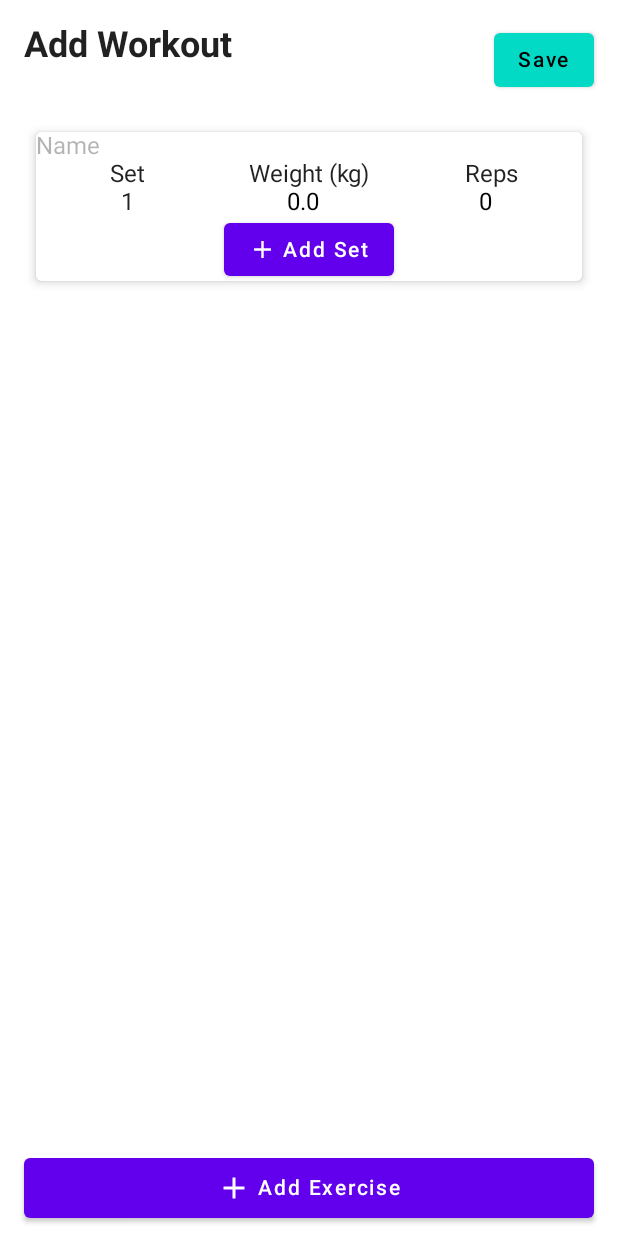
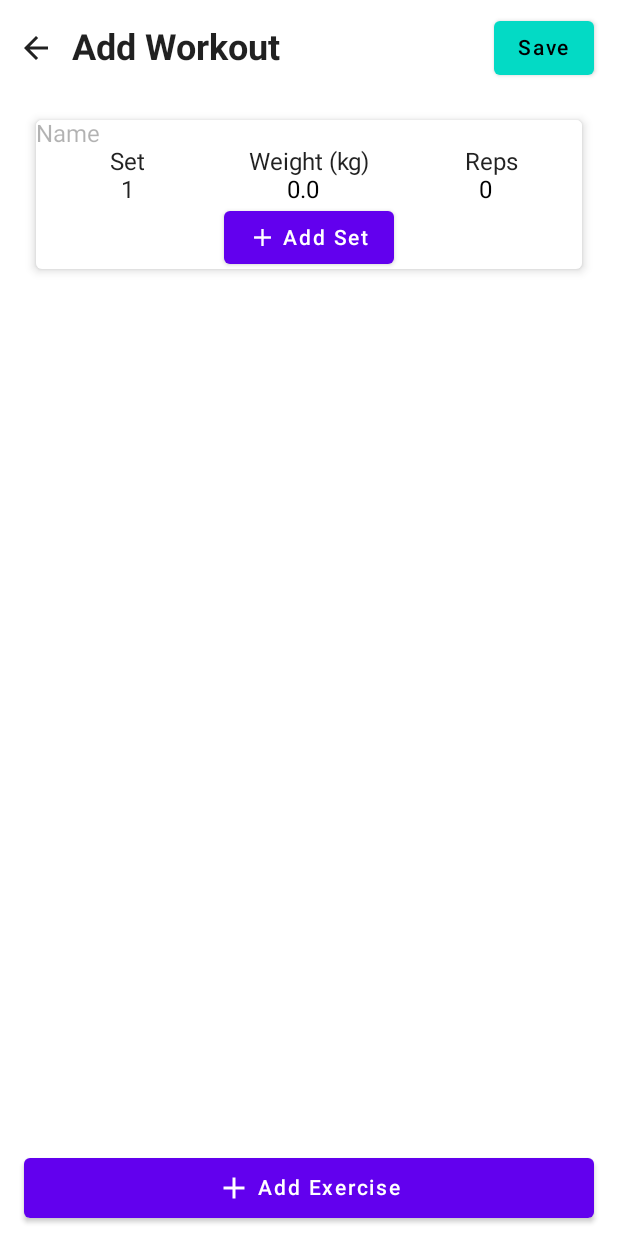
Before and after one commit to dillonpike/Gym-Tracker, an Android app built with Jetpack Compose: the screen it shows after launch (MainActivity), after a tap on "Start Workout", on a phone screen of 412 x 824 dp. Run offline under Robolectric (Android 15) with nearby library versions, the phone set to English and light mode, and no system bars; our stand-ins replace Room's generated code, livedata-compose.

Commit message:
Scaffold headings for each screen except for home screen

```diff
--- /dev/null
+++ b/app/src/main/java/nz/ac/uclive/dkp33/fitnesstracker/ui/composables/BackButton.kt
@@ -0,0 +1,22 @@
+package nz.ac.uclive.dkp33.fitnesstracker.ui.composables
+
+import androidx.compose.material.Icon
+import androidx.compose.material.IconButton
+import androidx.compose.material.icons.Icons
+import androidx.compose.material.icons.filled.ArrowBack
+import androidx.compose.runtime.Composable
+import androidx.compose.ui.res.stringResource
+import androidx.navigation.NavController
+import nz.ac.uclive.dkp33.fitnesstracker.R
+
+@Composable
+fun BackButton(
+    navController: NavController
+) {
+    IconButton(onClick = { navController.popBackStack() }) {
+        Icon(
+            imageVector = Icons.Default.ArrowBack,
+            contentDescription = stringResource(id = R.string.back_button_description)
+        )
+    }
+}
--- /dev/null
+++ b/app/src/main/java/nz/ac/uclive/dkp33/fitnesstracker/ui/composables/ScreenHeading.kt
@@ -0,0 +1,15 @@
+package nz.ac.uclive.dkp33.fitnesstracker.ui.composables
+
+import androidx.compose.material.MaterialTheme
+import androidx.compose.material.Text
+import androidx.compose.runtime.Composable
+import androidx.compose.ui.text.font.FontWeight
+
+@Composable
+fun ScreenHeading(text: String) {
+    Text(
+        text = text,
+        style = MaterialTheme.typography.h5,
+        fontWeight = FontWeight.Bold,
+    )
+}
--- a/app/src/main/java/nz/ac/uclive/dkp33/fitnesstracker/ui/screens/WorkoutTrackingScreen.kt
+++ b/app/src/main/java/nz/ac/uclive/dkp33/fitnesstracker/ui/screens/AddWorkoutScreen.kt
@@ -1,7 +1,6 @@
 package nz.ac.uclive.dkp33.fitnesstracker.ui.screens
 
 import android.annotation.SuppressLint
-import android.view.Gravity
 import android.widget.Toast
 import androidx.compose.foundation.background
 import androidx.compose.foundation.layout.*
@@ -21,7 +20,6 @@ import androidx.compose.ui.ExperimentalComposeUiApi
 import androidx.compose.ui.Modifier
 import androidx.compose.ui.graphics.SolidColor
 import androidx.compose.ui.platform.LocalContext
-import androidx.compose.ui.platform.LocalSoftwareKeyboardController
 import androidx.compose.ui.res.stringResource
 import androidx.compose.ui.text.font.FontWeight
 import androidx.compose.ui.text.input.KeyboardType
@@ -38,6 +36,8 @@ import nz.ac.uclive.dkp33.fitnesstracker.R
 import nz.ac.uclive.dkp33.fitnesstracker.Screen
 import nz.ac.uclive.dkp33.fitnesstracker.model.Exercise
 import nz.ac.uclive.dkp33.fitnesstracker.model.WorkoutViewModel
+import nz.ac.uclive.dkp33.fitnesstracker.ui.composables.BackButton
+import nz.ac.uclive.dkp33.fitnesstracker.ui.composables.ScreenHeading
 import nz.ac.uclive.dkp33.fitnesstracker.ui.theme.FitnessTrackerTheme
 
 @OptIn(ExperimentalComposeUiApi::class)
@@ -47,6 +47,27 @@ fun WorkoutTrackingScreen(navController: NavController, workoutViewModel: Workou
     val exercises by workoutViewModel.exercises.observeAsState(listOf())
     val toast = Toast.makeText(LocalContext.current, stringResource(R.string.workout_completion_toast), Toast.LENGTH_SHORT)
     Scaffold(
+        topBar = {
+            Row(
+                verticalAlignment = Alignment.CenterVertically,
+                modifier = Modifier.fillMaxWidth().padding(top = 8.dp)
+            ) {
+                BackButton(navController)
+                ScreenHeading(text = stringResource(R.string.add_workout_heading))
+                Spacer(Modifier.weight(1f))
+                Button(
+                    onClick = {
+                        workoutViewModel.addWorkout()
+                        navController.navigate(Screen.WorkoutHistory.title)
+                        toast.show()
+                    },
+                    modifier = Modifier.padding(end = 16.dp),
+                    colors = ButtonDefaults.buttonColors(backgroundColor = colors.secondary)
+                ) {
+                    Text(text = stringResource(R.string.save_workout_button))
+                }
+            }
+        },
         bottomBar = {
             AddExerciseButton(workoutViewModel)
         }
@@ -56,21 +77,6 @@ fun WorkoutTrackingScreen(navController: NavController, workoutViewModel: Workou
                 .fillMaxSize()
                 .padding(16.dp)
         ) {
-            Row {
-                AddWorkoutHeading()
-                Spacer(Modifier.weight(1f))
-                Button(
-                    onClick = {
-                        workoutViewModel.addWorkout()
-                        navController.navigate(Screen.WorkoutHistory.title)
-                        toast.show()
-                    },
-                    modifier = Modifier.padding(bottom = 16.dp),
-                    colors = ButtonDefaults.buttonColors(backgroundColor = colors.secondary)
-                ) {
-                    Text(text = stringResource(R.string.save_workout_button))
-                }
-            }
             LazyColumn {
                 itemsIndexed(exercises) { exerciseIndex, exercise ->
                     Card(
@@ -102,16 +108,6 @@ fun WorkoutTrackingScreen(navController: NavController, workoutViewModel: Workou
             }
         }
     }
-}
-
-@Composable
-private fun AddWorkoutHeading() {
-    Text(
-        text = stringResource(R.string.add_workout_heading),
-        style = MaterialTheme.typography.h5,
-        fontWeight = FontWeight.Bold,
-        modifier = Modifier.padding(bottom = 16.dp)
-    )
 }
 
 @Composable
--- a/app/src/main/res/values/strings.xml
+++ b/app/src/main/res/values/strings.xml
@@ -18,4 +18,5 @@
     <string name="start_workout">Start Workout</string>
     <string name="workout_history">Workout History</string>
     <string name="share_button">Share</string>
+    <string name="back_button_description">Back</string>
 </resources>
```
Also changed, not shown: app/src/main/java/nz/ac/uclive/dkp33/fitnesstracker/ui/screens/WorkoutHistoryScreen.kt (+19 -3 lines), 1 other file.
